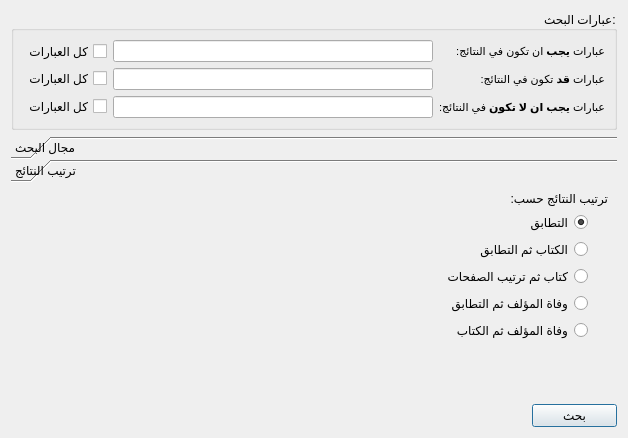
boussouira/albahhet, file src/shamelasearchwidget.ui: the form before one commit.
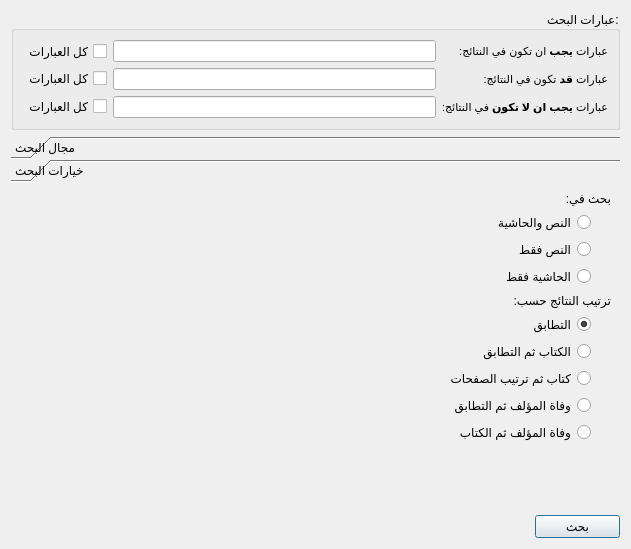
The form after the commit. The open tabs and pages were chosen to show the change. Icons and pictures are not drawn. Custom widgets are drawn as their Qt base class.

Diff of the .ui file:
```diff
--- a/src/shamelasearchwidget.ui
+++ b/src/shamelasearchwidget.ui
@@ -6,8 +6,8 @@
    <rect>
     <x>0</x>
     <y>0</y>
-    <width>628</width>
-    <height>438</height>
+    <width>631</width>
+    <height>549</height>
    </rect>
   </property>
   <property name="windowTitle">
@@ -133,14 +133,14 @@
        <rect>
         <x>0</x>
         <y>0</y>
-        <width>610</width>
-        <height>236</height>
+        <width>613</width>
+        <height>347</height>
        </rect>
       </property>
       <attribute name="label">
        <string>مجال البحث</string>
       </attribute>
-      <layout class="QVBoxLayout" name="verticalLayout">
+      <layout class="QVBoxLayout" name="verticalLayout_6">
        <item>
         <widget class="QTreeView" name="treeViewBooks">
          <property name="frameShape">
@@ -259,14 +259,55 @@
        <rect>
         <x>0</x>
         <y>0</y>
-        <width>610</width>
-        <height>236</height>
+        <width>613</width>
+        <height>347</height>
        </rect>
       </property>
       <attribute name="label">
-       <string>ترتيب النتائج</string>
+       <string>خيارات البحث</string>
       </attribute>
       <layout class="QVBoxLayout" name="verticalLayout_5">
+       <item>
+        <widget class="QLabel" name="label_6">
+         <property name="text">
+          <string>بحث في:</string>
+         </property>
+        </widget>
+       </item>
+       <item>
+        <layout class="QVBoxLayout" name="verticalLayout">
+         <property name="rightMargin">
+          <number>20</number>
+         </property>
+         <item>
+          <widget class="QRadioButton" name="radioSearchBoth">
+           <property name="text">
+            <string>النص والحاشية</string>
+           </property>
+           <property name="checked">
+            <bool>false</bool>
+           </property>
+          </widget>
+         </item>
+         <item>
+          <widget class="QRadioButton" name="radioSearchText">
+           <property name="text">
+            <string>النص فقط</string>
+           </property>
+           <property name="checked">
+            <bool>true</bool>
+           </property>
+          </widget>
+         </item>
+         <item>
+          <widget class="QRadioButton" name="radioSearchFN">
+           <property name="text">
+            <string>الحاشية فقط</string>
+           </property>
+          </widget>
+         </item>
+        </layout>
+       </item>
        <item>
         <widget class="QLabel" name="label_5">
          <property name="sizePolicy">
@@ -329,6 +370,8 @@
            </property>
           </widget>
          </item>
+        </layout>
+       </item>
          <item>
           <spacer name="verticalSpacer">
            <property name="orientation">
@@ -336,13 +379,11 @@
            </property>
            <property name="sizeHint" stdset="0">
             <size>
-             <width>20</width>
-             <height>40</height>
+           <width>126</width>
+           <height>100</height>
             </size>
            </property>
           </spacer>
-         </item>
-        </layout>
        </item>
       </layout>
      </widget>
```
Lines whose indentation alone changed are shown as unchanged.
